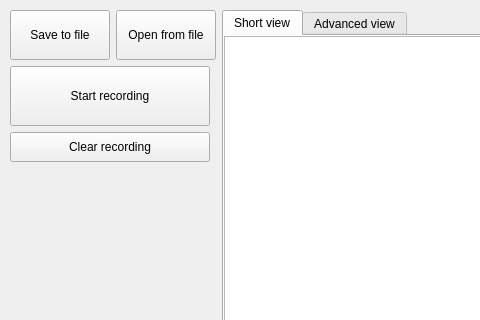
Above: app_ui.ui from Andrew-71/KeyRecorder before the change; both pictures show x 0 to 480 and y 0 to 320 of the 700 by 1000 pixel window. Below: the same form after it.
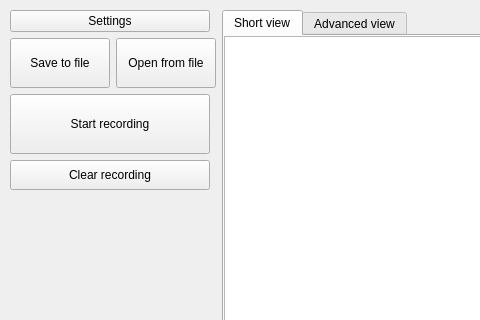
That is the form after the change.

Commit message: Add settings, russian language and more

```diff
--- a/app_ui.ui
+++ b/app_ui.ui
@@ -41,6 +41,25 @@
        <property name="sizeConstraint">
         <enum>QLayout::SetDefaultConstraint</enum>
        </property>
+       <item>
+        <widget class="QPushButton" name="settings_btn">
+         <property name="sizePolicy">
+          <sizepolicy hsizetype="Fixed" vsizetype="Fixed">
+           <horstretch>0</horstretch>
+           <verstretch>0</verstretch>
+          </sizepolicy>
+         </property>
+         <property name="minimumSize">
+          <size>
+           <width>200</width>
+           <height>0</height>
+          </size>
+         </property>
+         <property name="text">
+          <string>Settings</string>
+         </property>
+        </widget>
+       </item>
        <item>
         <layout class="QHBoxLayout" name="horizontalLayout_3">
          <property name="sizeConstraint">
```
Left out of the diff: 6 changed lines with no effect on the pictures. The commit also changes 5 other files.
